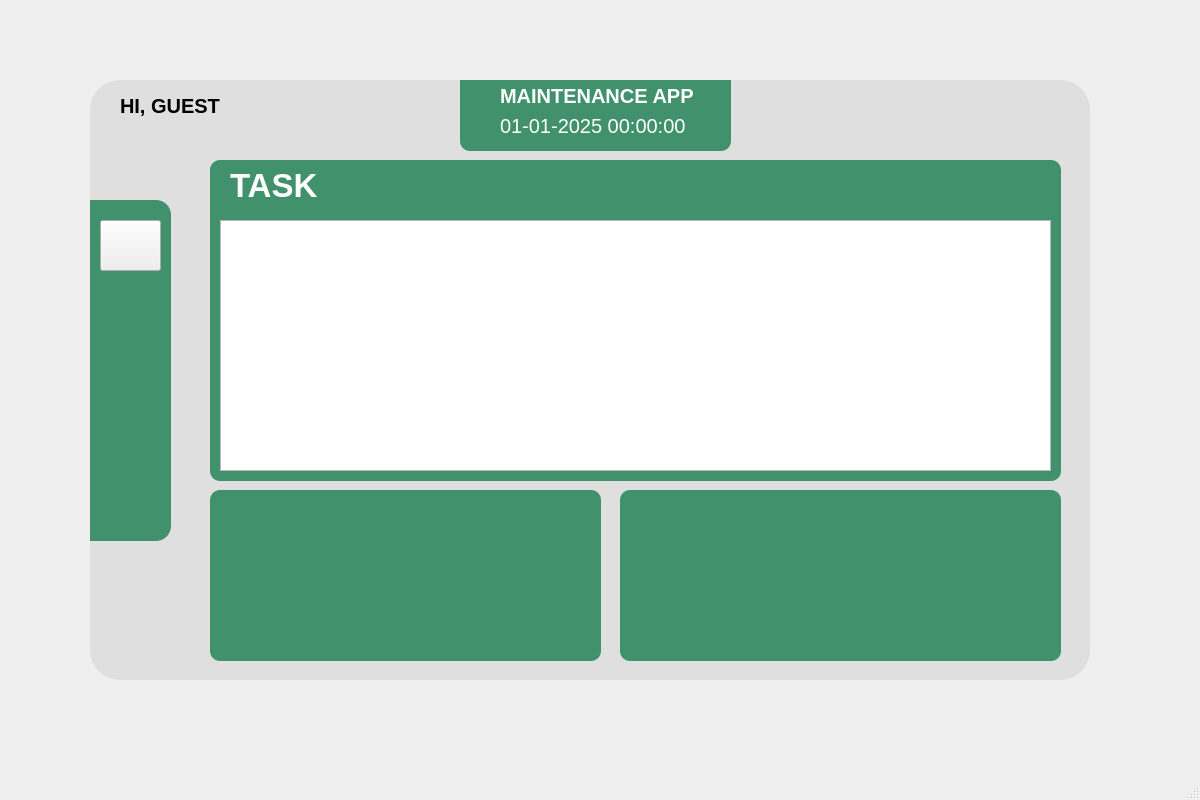
Qt form mainwindow.ui (ridhosoru/MtcApp) before a commit.
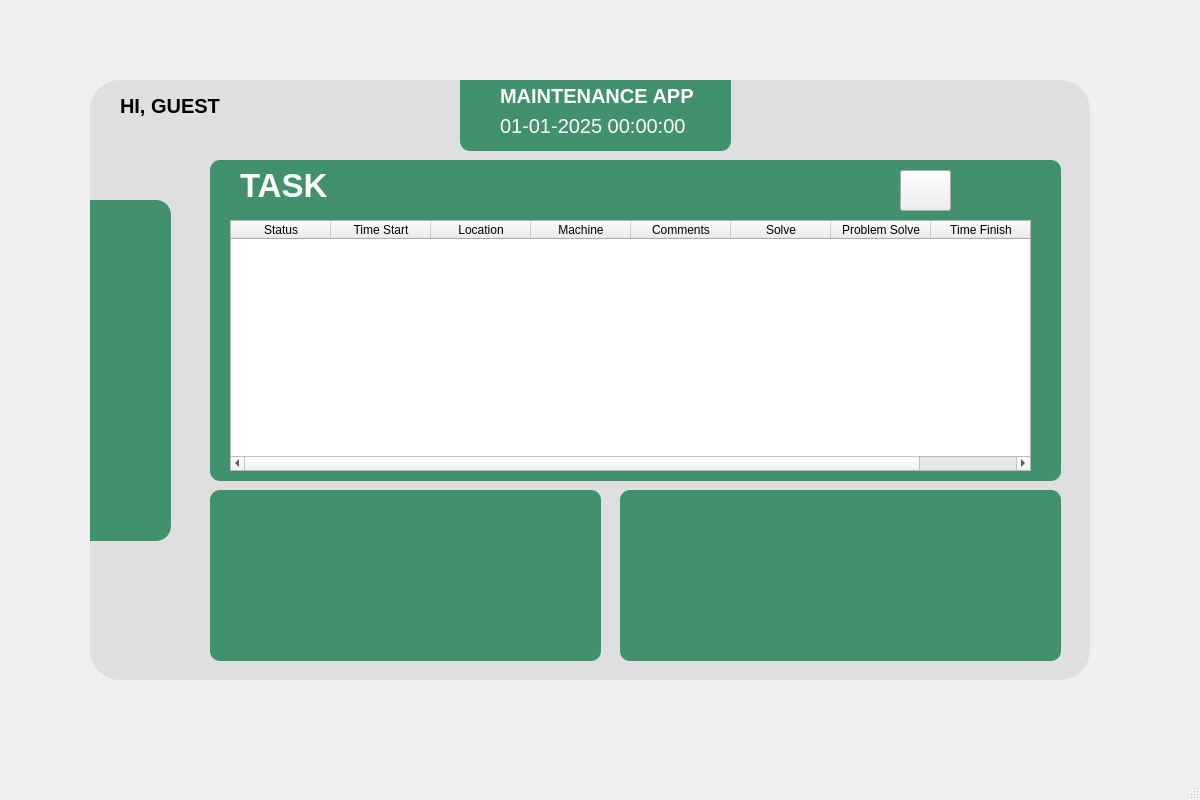
The same form after that commit. Icons and pictures are not drawn.

Commit message: Change button position and finished calling window

Patch:
```diff
--- a/mainwindow.ui
+++ b/mainwindow.ui
@@ -145,19 +145,6 @@
      <property name="frameShadow">
       <enum>QFrame::Shadow::Raised</enum>
      </property>
-     <widget class="QPushButton" name="callButton">
-      <property name="geometry">
-       <rect>
-        <x>10</x>
-        <y>20</y>
-        <width>61</width>
-        <height>51</height>
-       </rect>
-      </property>
-      <property name="text">
-       <string/>
-      </property>
-     </widget>
     </widget>
     <widget class="QFrame" name="frame_4">
      <property name="geometry">
@@ -180,20 +167,10 @@
      <property name="frameShadow">
       <enum>QFrame::Shadow::Raised</enum>
      </property>
-     <widget class="QTableView" name="tableView">
-      <property name="geometry">
-       <rect>
-        <x>10</x>
-        <y>60</y>
-        <width>831</width>
-        <height>251</height>
-       </rect>
-      </property>
-     </widget>
      <widget class="QLabel" name="label_2">
       <property name="geometry">
        <rect>
-        <x>20</x>
+        <x>30</x>
         <y>10</y>
         <width>91</width>
         <height>31</height>
@@ -212,6 +189,74 @@
        <string>TASK</string>
       </property>
      </widget>
+     <widget class="QPushButton" name="callButton">
+      <property name="geometry">
+       <rect>
+        <x>690</x>
+        <y>10</y>
+        <width>51</width>
+        <height>41</height>
+       </rect>
+      </property>
+      <property name="text">
+       <string/>
+      </property>
+      <property name="icon">
+       <iconset>
+        <normalon>:/call/pngegg.png</normalon>
+       </iconset>
+      </property>
+     </widget>
+     <widget class="QTableWidget" name="tableWidget">
+      <property name="geometry">
+       <rect>
+        <x>20</x>
+        <y>60</y>
+        <width>801</width>
+        <height>251</height>
+       </rect>
+      </property>
+      <column>
+       <property name="text">
+        <string>Status</string>
+       </property>
+      </column>
+      <column>
+       <property name="text">
+        <string>Time Start</string>
+       </property>
+      </column>
+      <column>
+       <property name="text">
+        <string>Location</string>
+       </property>
+      </column>
+      <column>
+       <property name="text">
+        <string>Machine</string>
+       </property>
+      </column>
+      <column>
+       <property name="text">
+        <string>Comments</string>
+       </property>
+      </column>
+      <column>
+       <property name="text">
+        <string>Solve</string>
+       </property>
+      </column>
+      <column>
+       <property name="text">
+        <string>Problem Solve</string>
+       </property>
+      </column>
+      <column>
+       <property name="text">
+        <string>Time Finish</string>
+       </property>
+      </column>
+     </widget>
     </widget>
     <widget class="QFrame" name="frame_5">
      <property name="geometry">
```
Left out of the diff: 4 changed lines with no effect on the pictures. The commit also changes 7 other files.
